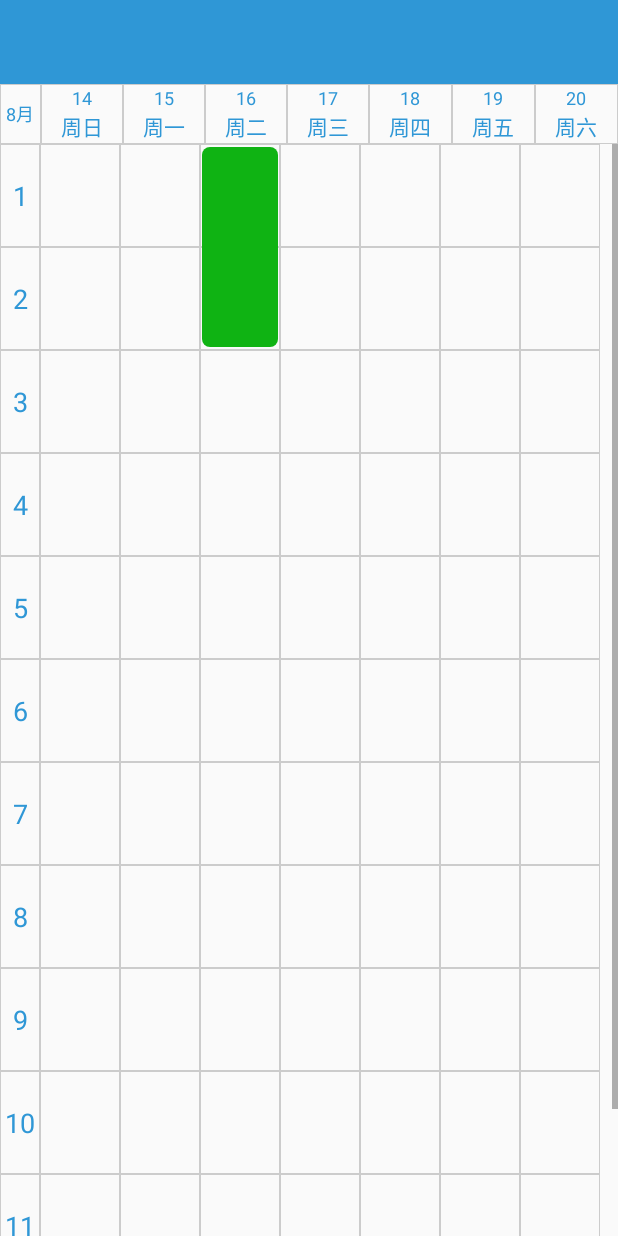
After one commit to STRSong/UPCAid, an Android app: the CourseActivity screen opened directly, with no data from a screen before it, on a phone screen of 412 x 824 dp. The commit adds this screen. Run offline under Robolectric (Android 15) with nearby library versions, the phone set to English and light mode, and no system bars.

Commit message:
通过跳板连接 添加课程表

```diff
--- a/app/src/main/AndroidManifest.xml
+++ b/app/src/main/AndroidManifest.xml
@@ -9,11 +9,13 @@
         android:supportsRtl="true"
         android:theme="@style/AppTheme">
         <activity android:name=".JWXTLoginActivity">
+
             <intent-filter>
                 <action android:name="android.intent.action.MAIN" />
 
                 <category android:name="android.intent.category.LAUNCHER" />
             </intent-filter>
+
         </activity>
         <activity android:name=".MainActivity">
 
@@ -22,6 +24,9 @@
 
 
         </activity>
+        <activity android:name=".CourseActivity">
+
+        </activity>
     </application>
     <uses-permission android:name="android.permission.INTERNET"></uses-permission>
     <uses-permission android:name="android.permission.WRITE_EXTERNAL_STORAGE"></uses-permission>
--- /dev/null
+++ b/app/src/main/java/jwxt/cacher/cc/jwxt/CourseActivity.java
@@ -0,0 +1,131 @@
+package jwxt.cacher.cc.jwxt;
+
+import android.content.Context;
+import android.net.wifi.p2p.WifiP2pManager;
+import android.os.Bundle;
+import android.support.annotation.Nullable;
+import android.support.v4.content.ContextCompat;
+import android.support.v7.app.AppCompatActivity;
+import android.util.DisplayMetrics;
+import android.view.Gravity;
+import android.view.View;
+import android.widget.RelativeLayout;
+import android.widget.Switch;
+import android.widget.TextView;
+
+import java.util.Calendar;
+import java.util.Date;
+import java.util.TimeZone;
+
+
+/**
+ * Created by xhaiben on 2016/8/20.
+ */
+public class CourseActivity extends AppCompatActivity {
+
+    private RelativeLayout courseRelative;
+    private Context context;
+    private TextView textViewMonth;
+    private TextView textViewSun;
+    private TextView textViewMon;
+    private TextView textViewTue;
+    private TextView textViewWed;
+    private TextView textViewThu;
+    private TextView textViewFri;
+    private TextView textViewSat;
+
+    @Override
+    protected void onCreate(@Nullable Bundle savedInstanceState) {
+        super.onCreate(savedInstanceState);
+        setContentView(R.layout.activity_course);
+        context=this;
+        textViewMonth=(TextView)findViewById(R.id.course_month);
+        textViewSun=(TextView)findViewById(R.id.course_sun);
+        textViewMon=(TextView)findViewById(R.id.course_mon);
+        textViewTue=(TextView)findViewById(R.id.course_tue);
+        textViewWed=(TextView)findViewById(R.id.course_wed);
+        textViewThu=(TextView)findViewById(R.id.course_thu);
+        textViewFri=(TextView)findViewById(R.id.course_fri);
+        textViewSat=(TextView)findViewById(R.id.course_sat);
+
+        Calendar calendar=Calendar.getInstance();
+        int month=calendar.get(Calendar.MONTH)+1;
+        int day=calendar.get(Calendar.DAY_OF_MONTH);
+        int week=calendar.get(Calendar.DAY_OF_WEEK);
+        calendar.add(Calendar.DAY_OF_WEEK,-week+1);
+        textViewSun.setText(String.valueOf(calendar.get(Calendar.DAY_OF_MONTH)));
+        calendar.add(Calendar.DAY_OF_MONTH,1);
+        textViewMon.setText(String.valueOf(calendar.get(Calendar.DAY_OF_MONTH)));
+        calendar.add(Calendar.DAY_OF_MONTH,1);
+        textViewTue.setText(String.valueOf(calendar.get(Calendar.DAY_OF_MONTH)));
+        calendar.add(Calendar.DAY_OF_MONTH,1);
+        textViewWed.setText(String.valueOf(calendar.get(Calendar.DAY_OF_MONTH)));
+        calendar.add(Calendar.DAY_OF_MONTH,1);
+        textViewThu.setText(String.valueOf(calendar.get(Calendar.DAY_OF_MONTH)));
+        calendar.add(Calendar.DAY_OF_MONTH,1);
+        textViewFri.setText(String.valueOf(calendar.get(Calendar.DAY_OF_MONTH)));
+        calendar.add(Calendar.DAY_OF_MONTH,1);
+        textViewSat.setText(String.valueOf(calendar.get(Calendar.DAY_OF_MONTH)));
+
+        textViewMonth.setText(String.valueOf(month)+"月");
+
+
+        DisplayMetrics dm=new DisplayMetrics();
+        getWindowManager().getDefaultDisplay().getMetrics(dm);
+        int firstColHeight=dm.heightPixels/12;
+        int firstColWidth=dm.widthPixels/30*2;
+
+        int courseColWidth=dm.widthPixels/30*4;
+        courseRelative=(RelativeLayout)findViewById(R.id.course_relative);
+        System.out.println(firstColWidth);
+        System.out.println(firstColHeight);
+        for(int i=1;i<=12;i++){
+            for(int j=1;j<=8;j++){
+                if(j==1){
+                    //第一列
+                    RelativeLayout.LayoutParams lp=new RelativeLayout.LayoutParams(firstColWidth,firstColHeight);
+                    TextView textView=new TextView(context);
+                    textView.setTextSize(18);
+                    textView.setTextColor(ContextCompat.getColor(context,R.color.courseWeek));
+                    textView.setBackgroundResource(R.drawable.course_first_textview);
+                    @android.support.annotation.IdRes int id=i;
+                    textView.setId(id);
+                    textView.setText(String.valueOf(i));
+                    textView.setGravity(Gravity.CENTER);
+                    if(i==1){
+                        //lp.addRule(RelativeLayout.ALIGN_PARENT_TOP);
+                    }else{
+                        lp.addRule(RelativeLayout.BELOW,i-1);
+                    }
+                    courseRelative.addView(textView,lp);
+                }else{
+                    //课程信息
+                    RelativeLayout.LayoutParams lp=new RelativeLayout.LayoutParams(courseColWidth,firstColHeight);
+                    TextView textView=new TextView(context);
+                    textView.setBackgroundResource(R.drawable.course_first_textview);
+                    @android.support.annotation.IdRes int id=(i+1)*12+j-2;
+                    textView.setId(id);
+                    if(j==2){
+                        lp.addRule(RelativeLayout.RIGHT_OF,j-1);
+                    }else{
+                        lp.addRule(RelativeLayout.RIGHT_OF,(i+1)*12+j-2-1);
+                    }
+                    if(i>1){
+                        lp.addRule(RelativeLayout.BELOW,(i)*12+j-2);
+                    }
+                    courseRelative.addView(textView,lp);
+                }
+            }
+        }
+        TextView courseText=new TextView(context);
+        RelativeLayout.LayoutParams lp=new RelativeLayout.LayoutParams(courseColWidth-4,firstColHeight*2-6);
+        lp.addRule(RelativeLayout.RIGHT_OF,(2+1)*12+1);
+        lp.rightMargin=-courseColWidth+2;
+        lp.topMargin=3;
+        lp.bottomMargin=3;
+        lp.leftMargin=2;
+        courseText.setBackgroundResource(R.drawable.course_info_green);
+        courseRelative.addView(courseText,lp);
+    }
+
+}
--- a/app/src/main/java/jwxt/cacher/cc/jwxt/MainActivity.java
+++ b/app/src/main/java/jwxt/cacher/cc/jwxt/MainActivity.java
@@ -56,5 +56,6 @@ public class MainActivity extends AppCompatActivity {
     @Override
     protected void onCreate(@Nullable Bundle savedInstanceState) {
         super.onCreate(savedInstanceState);
+
     }
 }
--- /dev/null
+++ b/app/src/main/res/drawable/course_first_textview.xml
@@ -0,0 +1,4 @@
+<?xml version="1.0" encoding="utf-8"?>
+<shape  xmlns:android="http://schemas.android.com/apk/res/android" android:shape="rectangle">
+    <stroke android:color="#ccc" android:width="1px"></stroke>
+</shape>
--- /dev/null
+++ b/app/src/main/res/drawable/course_info_blue.xml
@@ -0,0 +1,5 @@
+<?xml version="1.0" encoding="utf-8"?>
+<shape xmlns:android="http://schemas.android.com/apk/res/android" >
+        <solid android:color="#328bcf" />
+        <corners android:radius="5dp" />
+</shape>
--- /dev/null
+++ b/app/src/main/res/drawable/course_info_green.xml
@@ -0,0 +1,5 @@
+<?xml version="1.0" encoding="utf-8"?>
+<shape xmlns:android="http://schemas.android.com/apk/res/android" >
+        <solid android:color="#0fb313" />
+        <corners android:radius="5dp" />
+</shape>
--- /dev/null
+++ b/app/src/main/res/drawable/course_info_light_grey.xml
@@ -0,0 +1,5 @@
+<?xml version="1.0" encoding="utf-8"?>
+<shape xmlns:android="http://schemas.android.com/apk/res/android" >
+        <solid android:color="#e9edec" />
+        <corners android:radius="5dp" />
+</shape>
--- /dev/null
+++ b/app/src/main/res/drawable/course_info_red.xml
@@ -0,0 +1,5 @@
+<?xml version="1.0" encoding="utf-8"?>
+<shape xmlns:android="http://schemas.android.com/apk/res/android" >
+        <solid android:color="#dd259e" />
+        <corners android:radius="5dp" />
+</shape>
--- /dev/null
+++ b/app/src/main/res/drawable/course_info_yellow.xml
@@ -0,0 +1,5 @@
+<?xml version="1.0" encoding="utf-8"?>
+<shape xmlns:android="http://schemas.android.com/apk/res/android" >
+        <solid android:color="#bbe10b" />
+        <corners android:radius="5dp" />
+</shape>
--- /dev/null
+++ b/app/src/main/res/layout/activity_course.xml
@@ -0,0 +1,19 @@
+<?xml version="1.0" encoding="utf-8"?>
+<LinearLayout xmlns:android="http://schemas.android.com/apk/res/android"
+    android:orientation="vertical" android:layout_width="match_parent"
+    android:layout_height="match_parent">
+    <android.support.v7.widget.Toolbar
+        xmlns:android="http://schemas.android.com/apk/res/android"
+        android:id="@+id/toolbar_main"
+        android:layout_height="wrap_content"
+        android:layout_width="match_parent"
+        android:minHeight="?attr/actionBarSize"
+        android:background="?attr/colorPrimary"
+
+        >
+    </android.support.v7.widget.Toolbar>
+    <include layout="@layout/view_course">
+
+    </include>
+
+</LinearLayout>
--- /dev/null
+++ b/app/src/main/res/layout/view_course.xml
@@ -0,0 +1,209 @@
+<?xml version="1.0" encoding="utf-8"?>
+<LinearLayout xmlns:android="http://schemas.android.com/apk/res/android"
+    android:layout_width="match_parent" android:layout_height="match_parent"
+    android:orientation="vertical">
+    <LinearLayout
+        android:layout_width="match_parent"
+        android:layout_height="wrap_content"
+        android:orientation="horizontal"
+        >
+        <TextView
+            android:id="@+id/course_month"
+            android:layout_width="0dp"
+            android:layout_height="40dp"
+            android:layout_weight="2"
+            android:gravity="center"
+            android:background="@drawable/course_first_textview"
+            android:text="7月"
+            android:textSize="12dp"
+            android:textColor="@color/courseWeek"/>
+
+        <LinearLayout
+            android:layout_width="0dp"
+            android:layout_height="40dp"
+            android:layout_weight="4"
+            android:gravity="center"
+            android:background="@drawable/course_first_textview"
+            android:orientation="vertical">
+            <TextView
+                android:id="@+id/course_sun"
+                android:layout_width="wrap_content"
+                android:layout_height="wrap_content"
+                android:layout_gravity="center"
+                android:text="14"
+                android:textColor="@color/courseWeek"
+                android:textSize="12dp"/>
+            <TextView
+                android:layout_width="wrap_content"
+                android:layout_height="wrap_content"
+                android:gravity="center"
+                android:layout_gravity="center"
+                android:text="周日"
+                android:textSize="14dp"
+                android:textColor="@color/courseWeek"/>
+        </LinearLayout>
+
+        <LinearLayout
+            android:layout_width="0dp"
+            android:layout_height="40dp"
+            android:layout_weight="4"
+            android:gravity="center"
+            android:background="@drawable/course_first_textview"
+            android:orientation="vertical">
+            <TextView
+                android:id="@+id/course_mon"
+                android:layout_width="wrap_content"
+                android:layout_height="wrap_content"
+                android:layout_gravity="center"
+                android:text="14"
+                android:textColor="@color/courseWeek"
+                android:textSize="12dp"/>
+            <TextView
+                android:layout_width="wrap_content"
+                android:layout_height="wrap_content"
+                android:gravity="center"
+                android:layout_gravity="center"
+                android:text="周一"
+                android:textSize="14dp"
+                android:textColor="@color/courseWeek"/>
+        </LinearLayout>
+
+        <LinearLayout
+            android:layout_width="0dp"
+            android:layout_height="40dp"
+            android:layout_weight="4"
+            android:gravity="center"
+            android:background="@drawable/course_first_textview"
+            android:orientation="vertical">
+            <TextView
+                android:id="@+id/course_tue"
+                android:layout_width="wrap_content"
+                android:layout_height="wrap_content"
+                android:layout_gravity="center"
+                android:text="14"
+                android:textColor="@color/courseWeek"
+                android:textSize="12dp"/>
+            <TextView
+                android:layout_width="wrap_content"
+                android:layout_height="wrap_content"
+                android:gravity="center"
+                android:layout_gravity="center"
+                android:text="周二"
+                android:textSize="14dp"
+                android:textColor="@color/courseWeek"/>
+        </LinearLayout>
+
+        <LinearLayout
+            android:layout_width="0dp"
+            android:layout_height="40dp"
+            android:layout_weight="4"
+            android:gravity="center"
+            android:background="@drawable/course_first_textview"
+            android:orientation="vertical">
+            <TextView
+                android:id="@+id/course_wed"
+                android:layout_width="wrap_content"
+                android:layout_height="wrap_content"
+                android:layout_gravity="center"
+                android:text="14"
+                android:textColor="@color/courseWeek"
+                android:textSize="12dp"/>
+            <TextView
+                android:layout_width="wrap_content"
+                android:layout_height="wrap_content"
+                android:gravity="center"
+                android:layout_gravity="center"
+                android:text="周三"
+                android:textSize="14dp"
+                android:textColor="@color/courseWeek"/>
+        </LinearLayout>
+
+        <LinearLayout
+            android:layout_width="0dp"
+            android:layout_height="40dp"
+            android:layout_weight="4"
+            android:gravity="center"
+            android:background="@drawable/course_first_textview"
+            android:orientation="vertical">
+            <TextView
+                android:id="@+id/course_thu"
+                android:layout_width="wrap_content"
+                android:layout_height="wrap_content"
+                android:layout_gravity="center"
+                android:text="14"
+                android:textColor="@color/courseWeek"
+                android:textSize="12dp"/>
+            <TextView
+                android:layout_width="wrap_content"
+                android:layout_height="wrap_content"
+                android:gravity="center"
+                android:layout_gravity="center"
+                android:text="周四"
+                android:textSize="14dp"
+                android:textColor="@color/courseWeek"/>
+        </LinearLayout>
+
+        <LinearLayout
+            android:layout_width="0dp"
+            android:layout_height="40dp"
+            android:layout_weight="4"
+            android:gravity="center"
+            android:background="@drawable/course_first_textview"
+            android:orientation="vertical">
+            <TextView
+                android:id="@+id/course_fri"
+                android:layout_width="wrap_content"
+                android:layout_height="wrap_content"
+                android:layout_gravity="center"
+                android:text="14"
+                android:textColor="@color/courseWeek"
+                android:textSize="12dp"/>
+            <TextView
+                android:layout_width="wrap_content"
+                android:layout_height="wrap_content"
+                android:gravity="center"
+                android:layout_gravity="center"
+                android:text="周五"
+                android:textSize="14dp"
+                android:textColor="@color/courseWeek"/>
+        </LinearLayout>
+
+        <LinearLayout
+            android:layout_width="0dp"
+            android:layout_height="40dp"
+            android:layout_weight="4"
+            android:gravity="center"
+            android:background="@drawable/course_first_textview"
+            android:orientation="vertical">
+            <TextView
+                android:id="@+id/course_sat"
+                android:layout_width="wrap_content"
+                android:layout_height="wrap_content"
+                android:layout_gravity="center"
+                android:text="14"
+                android:textColor="@color/courseWeek"
+                android:textSize="12dp"/>
+            <TextView
+                android:layout_width="wrap_content"
+                android:layout_height="wrap_content"
+                android:gravity="center"
+                android:layout_gravity="center"
+                android:text="周六"
+                android:textSize="14dp"
+                android:textColor="@color/courseWeek"/>
+        </LinearLayout>
+
+    </LinearLayout>
+    <ScrollView
+        android:layout_width="match_parent"
+        android:layout_height="wrap_content">
+        <RelativeLayout
+            android:id="@+id/course_relative"
+            android:layout_width="match_parent"
+            android:layout_height="wrap_content">
+        </RelativeLayout>
+
+    </ScrollView>
+
+
+</LinearLayout>
--- a/app/src/main/res/values/colors.xml
+++ b/app/src/main/res/values/colors.xml
@@ -4,4 +4,5 @@
     <color name="colorPrimaryDark">#2f97d6</color>
     <color name="colorAccent">#FF4081</color>
     <color name="windowBackGround">#2C77B8</color>
+    <color name="courseWeek">#2f97d6</color>
 </resources>
```
Also changed, not shown: app/build.gradle (+8 -0 lines), app/src/main/java/jwxt/cacher/cc/jwxt/JWXTConnection.java (+71 -202 lines).
